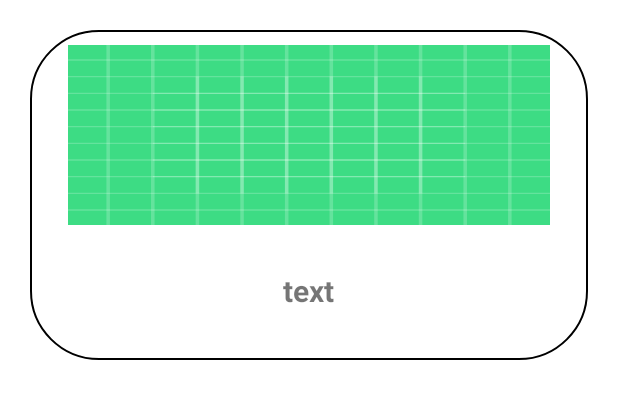
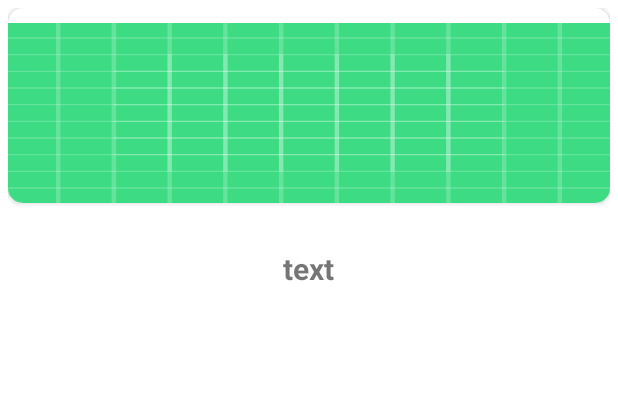
Before and after one commit to JangWoojun/Yogi-Eottae, an Android app: the layout rv_item.xml on its own in the app's theme, with its tools: preview values and no code run, on a phone screen of 412 x 824 dp. Shown: the top 399 px of the screen. Run offline under Robolectric (Android 15) with nearby library versions, the phone set to English and light mode, and no system bars.

Commit message:
2022/09/10 디자인 수정

```diff
--- a/app/src/main/res/drawable/radius.xml
+++ b/app/src/main/res/drawable/radius.xml
@@ -3,11 +3,11 @@
     android:shape="rectangle" android:padding = "10dp">
     <solid android:color="#ffffff"></solid>
     <corners
-        android:bottomLeftRadius="45dp"
-        android:bottomRightRadius="45dp"
-        android:topLeftRadius="45dp"
-        android:topRightRadius="45dp"></corners>
-    <stroke android:width="1dp"
+        android:bottomLeftRadius="8dp"
+        android:bottomRightRadius="8dp"
+        android:topLeftRadius="8dp"
+        android:topRightRadius="8dp"></corners>
+    <stroke android:width="0dp"
         android:color="#000000"></stroke>
 </shape>
 <!--동그랗게 만들어주는 파일-->
--- a/app/src/main/res/layout/activity_main.xml
+++ b/app/src/main/res/layout/activity_main.xml
@@ -7,6 +7,8 @@
     tools:context=".MainActivity">
 
     <TextView
+        android:background="@drawable/radius"
+        android:padding="7dp"
         android:id="@+id/bookmarkBtn"
         android:layout_width="wrap_content"
         android:layout_height="wrap_content"
--- a/app/src/main/res/layout/rv_item.xml
+++ b/app/src/main/res/layout/rv_item.xml
@@ -2,21 +2,27 @@
 <LinearLayout xmlns:android="http://schemas.android.com/apk/res/android"
     android:layout_width="match_parent"
     android:layout_height="220dp"
-    android:layout_margin="20dp"
+    xmlns:app="http://schemas.android.com/apk/res-auto"
+    android:layout_margin="5dp"
     android:background="@drawable/radius"
     android:orientation="vertical">
 
 <!--    리사이클러뷰에 들어갈 아이템 -->
 
+    <androidx.cardview.widget.CardView
+        android:layout_width="match_parent"
+        android:layout_height="wrap_content"
+        app:cardCornerRadius="10dp">
+
         <ImageView
             android:id="@+id/rvImageArea"
             android:src="@drawable/ic_launcher_background"
             android:layout_marginTop="10dp"
-        android:layout_marginRight="25dp"
-        android:layout_marginLeft="25dp"
             android:layout_width="match_parent"
             android:layout_height="120dp"
             android:scaleType="fitXY"/>
+
+    </androidx.cardview.widget.CardView>
 
     <TextView
         android:id="@+id/rvTextArea"
```
Also changed, not shown: app/src/main/res/layout/activity_bookmark.xml (+12 -1 lines). Lines whose indentation alone changed are shown as unchanged.
